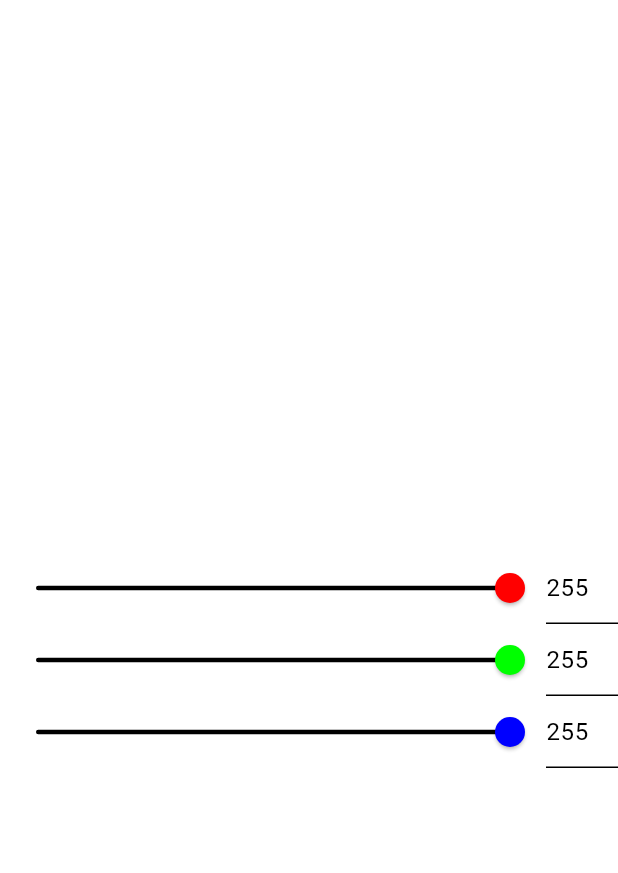
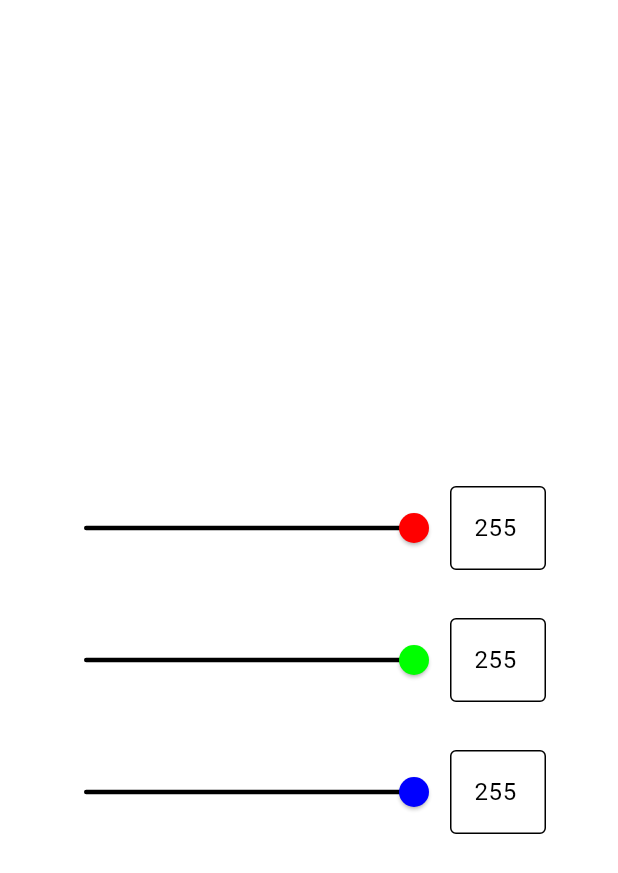
Before and after one commit to tecdrop/rgb_easy_mix, a Flutter app: the screen it shows after launch, on a phone screen of 412 x 824 dp. Shown: the top 873 px of the screen. Run offline on Flutter 3.47's test engine with Material 3 defaults, Android fonts, the phone set to English and light mode, and no system bars.

Commit message:
Try to validate RGB text fields

```diff
--- a/lib/screens/home_screen.dart
+++ b/lib/screens/home_screen.dart
@@ -25,6 +25,8 @@ class _HomeScreenState extends State<HomeScreen> {
         backgroundColor: Colors.transparent,
       ),
       body: Center(
+        child: Padding(
+          padding: const EdgeInsets.only(left: 32, right: 48),
           child: RGBSliders(
             initialColor: _color,
             onColorChanged: (Color color) {
@@ -34,6 +36,7 @@ class _HomeScreenState extends State<HomeScreen> {
             },
           ),
         ),
+      ),
     );
   }
 }
--- a/lib/widgets/rgb_sliders_screen.dart
+++ b/lib/widgets/rgb_sliders_screen.dart
@@ -4,6 +4,7 @@
 // https://github.com/tecdrop/rgb_easy_mix/blob/main/LICENSE.
 
 import 'package:flutter/material.dart';
+import 'package:flutter/services.dart';
 
 import '../utils/color_utils.dart' as color_utils;
 
@@ -115,7 +116,7 @@ class _RGBSlidersState extends State<RGBSliders> {
         defaultVerticalAlignment: TableCellVerticalAlignment.middle,
         columnWidths: const <int, TableColumnWidth>{
           0: FlexColumnWidth(),
-          1: FixedColumnWidth(48.0),
+          1: FixedColumnWidth(64.0),
         },
         children: <TableRow>[
           _buildRGBTableRow(_RGB.red, contrastColor),
@@ -163,6 +164,7 @@ class _RGBSlider extends StatelessWidget {
   }
 }
 
+/// A text field that controls a single RGB channel of a color.
 class _RGBTextField extends StatelessWidget {
   const _RGBTextField({
     super.key, // ignore: unused_element
@@ -178,6 +180,7 @@ class _RGBTextField extends StatelessWidget {
   /// The foreground color of the text field.
   final Color foregroundColor;
 
+  /// The text controller for the text field.
   final TextEditingController controller;
 
   /// Called when the value of the RGB component changes.
@@ -185,20 +188,42 @@ class _RGBTextField extends StatelessWidget {
 
   @override
   Widget build(BuildContext context) {
-    return TextFormField(
-      // initialValue: value.toString(),
-      controller: controller,
-      decoration: InputDecoration(
-        enabledBorder: UnderlineInputBorder(
-          borderSide: BorderSide(color: foregroundColor),
+    final OutlineInputBorder border = OutlineInputBorder(
+      borderSide: BorderSide(color: foregroundColor),
+    );
+
+    return Padding(
+      padding: const EdgeInsets.symmetric(vertical: 16.0),
+      child: TextFormField(
+        controller: controller,
+        autovalidateMode: AutovalidateMode.onUserInteraction,
+
+        // maxLength: 3,
+        decoration: InputDecoration(
+          enabledBorder: border,
+          focusedBorder: border,
+          errorBorder: border,
+          focusedErrorBorder: border.copyWith(
+            borderSide: const BorderSide(color: Colors.red),
+          ),
         ),
-        focusedBorder: UnderlineInputBorder(
-          borderSide: BorderSide(color: foregroundColor),
-        ),
+        style: TextStyle(color: foregroundColor),
+        keyboardType: TextInputType.number,
+        inputFormatters: [
+          LengthLimitingTextInputFormatter(3),
+        ],
+        validator: (String? value) {
+          if (value == null || value.isEmpty) {
+            return 'Please enter a value';
+          }
+          final int intValue = int.tryParse(value) ?? -1;
+          if (intValue < 0 || intValue > 255) {
+            return '[0, 255]';
+          }
+          return null;
+        },
+        onChanged: (String value) => onChanged?.call(int.parse(value)),
       ),
-      style: TextStyle(color: foregroundColor),
-      keyboardType: TextInputType.number,
-      onChanged: (String value) => onChanged?.call(int.parse(value)),
     );
   }
 }
```
Lines whose indentation alone changed are shown as unchanged.
